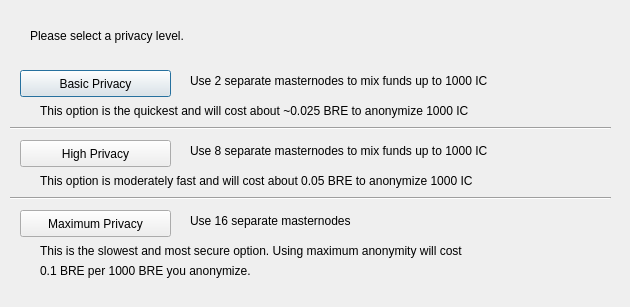
This is src/qt/forms/darksendconfig.ui in Nigho/ignitioncoin as Qt 5 draws it before an edit. The edited form follows.
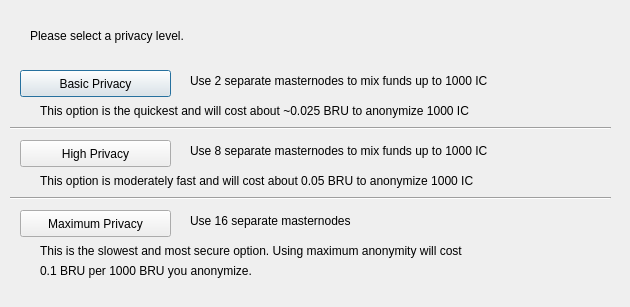
This is the edited form.

The edit to the form file:
```diff
--- a/src/qt/forms/darksendconfig.ui
+++ b/src/qt/forms/darksendconfig.ui
@@ -114,7 +114,7 @@
     </rect>
    </property>
    <property name="text">
-    <string>This option is the quickest and will cost about ~0.025 BRE to anonymize 1000 IC</string>
+    <string>This option is the quickest and will cost about ~0.025 BRU to anonymize 1000 IC</string>
    </property>
   </widget>
   <widget class="QLabel" name="label_7">
@@ -127,7 +127,7 @@
     </rect>
    </property>
    <property name="text">
-    <string>This option is moderately fast and will cost about 0.05 BRE to anonymize 1000 IC</string>
+    <string>This option is moderately fast and will cost about 0.05 BRU to anonymize 1000 IC</string>
    </property>
   </widget>
   <widget class="QLabel" name="label_8">
@@ -153,7 +153,7 @@
     </rect>
    </property>
    <property name="text">
-    <string>0.1 BRE per 1000 BRE you anonymize.</string>
+    <string>0.1 BRU per 1000 BRU you anonymize.</string>
    </property>
   </widget>
   <widget class="Line" name="line">
```
